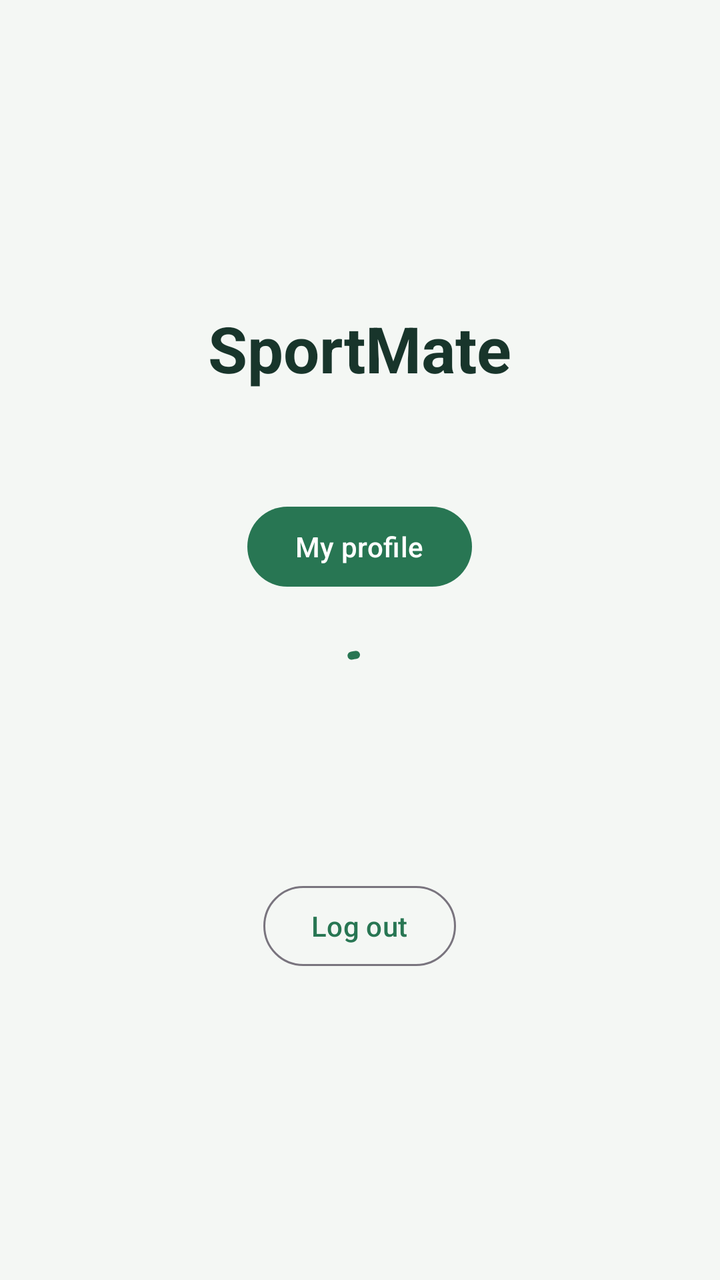
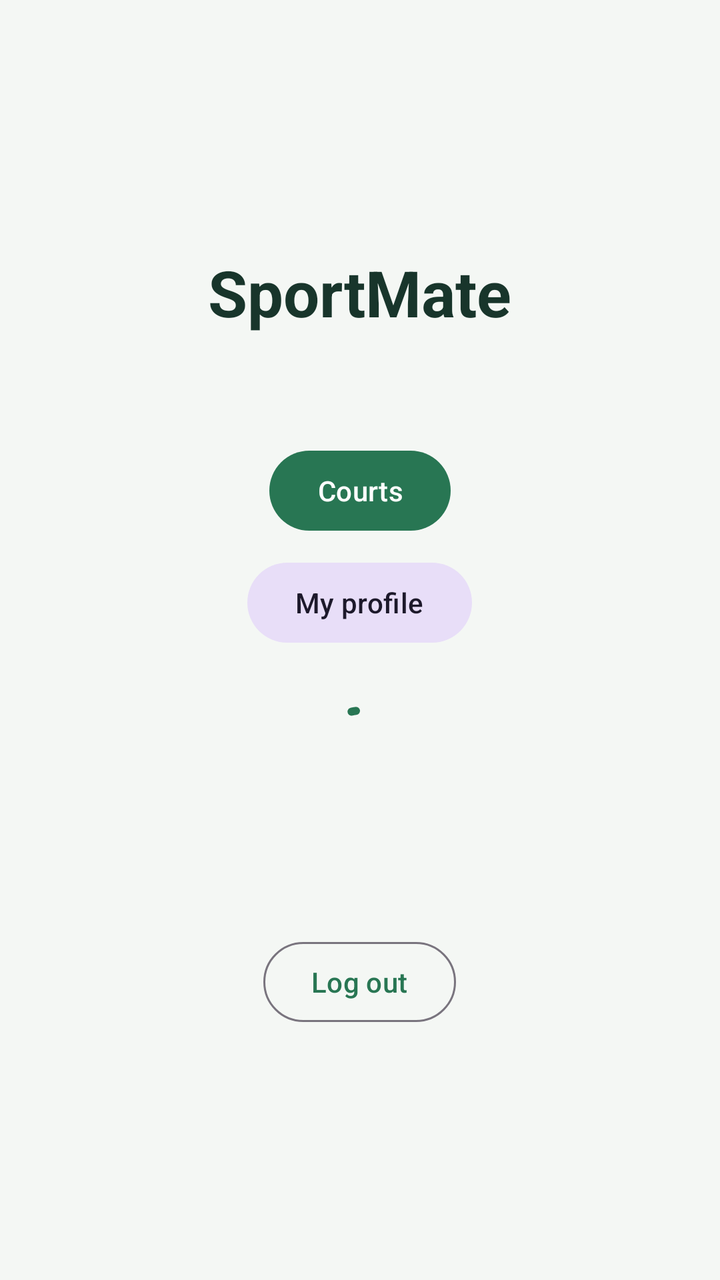

Two renders of the same Android screen: before a commit and after it. Below are the layout's source before the change and the commit's diff.
<!-- AndroidManifest.xml: application theme Theme.SportMate -->
<!-- res/layout/fragment_home.xml -->
<?xml version="1.0" encoding="utf-8"?>
<LinearLayout xmlns:android="http://schemas.android.com/apk/res/android"
    android:layout_width="match_parent"
    android:layout_height="match_parent"
    android:gravity="center"
    android:orientation="vertical"
    android:padding="@dimen/screen_padding">

    <TextView
        android:id="@+id/title"
        android:layout_width="wrap_content"
        android:layout_height="wrap_content"
        android:text="@string/app_name"
        android:textAppearance="@style/TextAppearance.SportMate.Title" />

    <TextView
        android:id="@+id/signed_in_as"
        android:layout_width="wrap_content"
        android:layout_height="wrap_content"
        android:layout_marginTop="@dimen/spacing_sm"
        android:gravity="center"
        android:textAppearance="@style/TextAppearance.SportMate.Body" />

    <com.google.android.material.button.MaterialButton
        android:id="@+id/profile_button"
        android:layout_width="wrap_content"
        android:layout_height="wrap_content"
        android:layout_marginTop="@dimen/spacing_lg"
        android:text="@string/action_profile" />

    <com.google.android.material.progressindicator.CircularProgressIndicator
        android:id="@+id/progress"
        android:layout_width="wrap_content"
        android:layout_height="wrap_content"
        android:layout_marginTop="@dimen/spacing_lg"
        android:indeterminate="true" />

    <TextView
        android:id="@+id/backend_status"
        android:layout_width="wrap_content"
        android:layout_height="wrap_content"
        android:layout_marginTop="@dimen/spacing_md"
        android:gravity="center"
        android:textAppearance="@style/TextAppearance.SportMate.Body" />

    <com.google.android.material.button.MaterialButton
        android:id="@+id/retry_button"
        style="@style/Widget.Material3.Button.TonalButton"
        android:layout_width="wrap_content"
        android:layout_height="wrap_content"
        android:layout_marginTop="@dimen/spacing_md"
        android:text="@string/action_retry"
        android:visibility="gone" />

    <com.google.android.material.button.MaterialButton
        android:id="@+id/logout_button"
        style="@style/Widget.Material3.Button.OutlinedButton"
        android:layout_width="wrap_content"
        android:layout_height="wrap_content"
        android:layout_marginTop="@dimen/spacing_xl"
        android:text="@string/action_logout" />
</LinearLayout>
<!-- resources referenced by this layout -->
<resources>
  <dimen name="screen_padding">@dimen/spacing_lg</dimen>
  <dimen name="spacing_lg">24dp</dimen>
  <dimen name="spacing_md">16dp</dimen>
  <dimen name="spacing_sm">8dp</dimen>
  <dimen name="spacing_xl">32dp</dimen>
  <string name="action_logout">Log out</string>
  <string name="action_profile">My profile</string>
  <string name="action_retry">Retry</string>
  <string name="app_name">SportMate</string>
  <style name="TextAppearance.SportMate.Body" parent="TextAppearance.Material3.BodyLarge">
          <item name="android:textColor">@color/sportmate_text_secondary</item>
      </style>
  <style name="TextAppearance.SportMate.Title" parent="TextAppearance.Material3.HeadlineLarge">
          <item name="android:textColor">@color/sportmate_text</item>
          <item name="android:textStyle">bold</item>
      </style>
  <style name="Theme.SportMate" parent="Theme.Material3.Light.NoActionBar">
          <item name="colorPrimary">@color/sportmate_green</item>
          <item name="colorOnPrimary">@color/sportmate_on_primary</item>
          <item name="colorSecondary">@color/sportmate_amber</item>
          <item name="colorError">@color/sportmate_error</item>
          <item name="colorSurface">@color/sportmate_surface</item>
          <item name="colorOnSurface">@color/sportmate_text</item>
          <item name="android:colorBackground">@color/sportmate_background</item>
          <item name="android:windowBackground">@color/sportmate_background</item>
          <item name="android:windowLightStatusBar">true</item>
      </style>
  <color name="sportmate_text_secondary">#4F665C</color>
  <color name="sportmate_text">#18352B</color>
  <color name="sportmate_green">#287653</color>
  <color name="sportmate_on_primary">#FFFFFF</color>
  <color name="sportmate_amber">#E7A93B</color>
  <color name="sportmate_error">#B3261E</color>
  <color name="sportmate_surface">#FFFFFF</color>
  <color name="sportmate_background">#F4F7F4</color>
</resources>

<!-- the commit's change to res/layout/fragment_home.xml (unified diff, before → after) -->
@@ -22,10 +22,18 @@
         android:textAppearance="@style/TextAppearance.SportMate.Body" />
 
     <com.google.android.material.button.MaterialButton
-        android:id="@+id/profile_button"
+        android:id="@+id/courts_button"
         android:layout_width="wrap_content"
         android:layout_height="wrap_content"
         android:layout_marginTop="@dimen/spacing_lg"
+        android:text="@string/action_courts" />
+
+    <com.google.android.material.button.MaterialButton
+        android:id="@+id/profile_button"
+        style="@style/Widget.Material3.Button.TonalButton"
+        android:layout_width="wrap_content"
+        android:layout_height="wrap_content"
+        android:layout_marginTop="@dimen/spacing_sm"
         android:text="@string/action_profile" />
 
     <com.google.android.material.progressindicator.CircularProgressIndicator
<!-- resource entries referenced after the edit -->
@@ -5,6 +5,7 @@
   <dimen name="spacing_md">16dp</dimen>
   <dimen name="spacing_sm">8dp</dimen>
   <dimen name="spacing_xl">32dp</dimen>
+  <string name="action_courts">Courts</string>
   <string name="action_logout">Log out</string>
   <string name="action_profile">My profile</string>
   <string name="action_retry">Retry</string>
